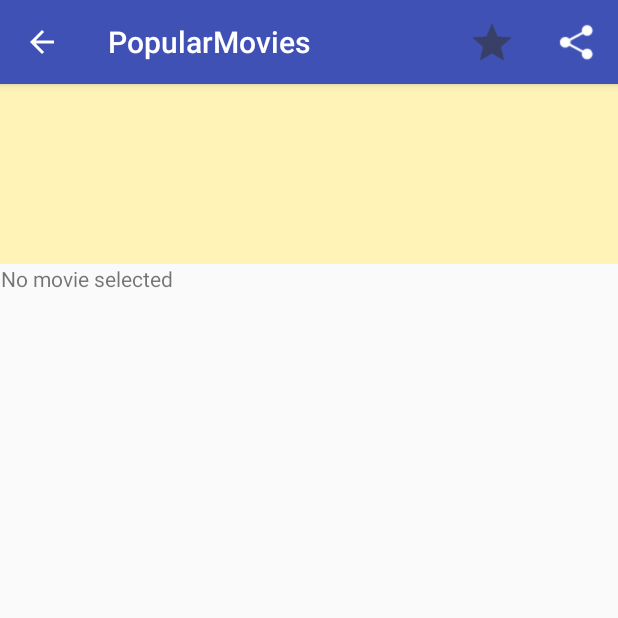
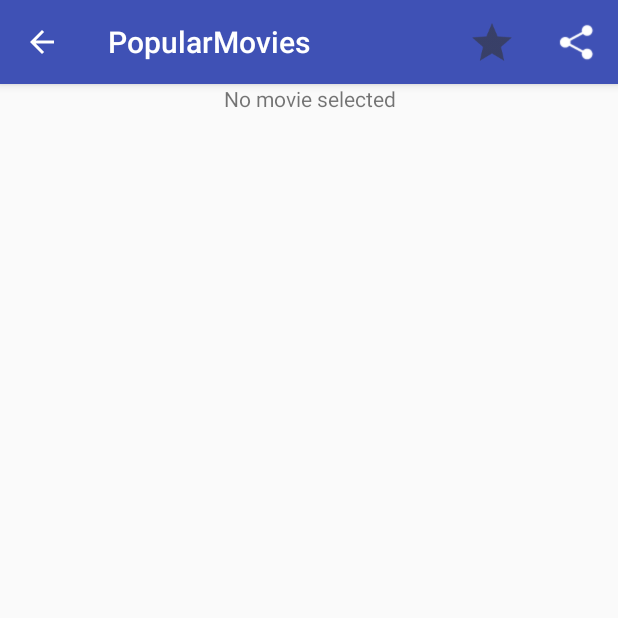
Before and after one commit to tsato1/PopularMovies, an Android app: the MovieDetailActivity screen opened directly, with no data from a screen before it, on a phone screen of 412 x 824 dp, the top half of it. Run offline under Robolectric (Android 15) with nearby library versions, the phone set to English and light mode, and no system bars; our stand-ins replace ButterKnife, Picasso; pictures from the network do not load.

Commit message:
fragment with orientation configuration works nice

```diff
--- a/app/src/main/java/com/udacity/tsato/popularmovies/GetReviewsAsync.java
+++ b/app/src/main/java/com/udacity/tsato/popularmovies/GetReviewsAsync.java
@@ -73,6 +73,7 @@ public class GetReviewsAsync extends AsyncTask<String, Void, String> {
             try {
                 jsonObject = new JSONObject(result);
                 jsonArray = jsonObject.getJSONArray(MainActivity.JSON_ENTRY_RESULTS);
+                mReviewList.clear();
 
                 for (int i = 0; i < jsonArray.length(); i++) {
                     JSONObject j = jsonArray.getJSONObject(i);
--- a/app/src/main/java/com/udacity/tsato/popularmovies/GetTrailersAsync.java
+++ b/app/src/main/java/com/udacity/tsato/popularmovies/GetTrailersAsync.java
@@ -73,6 +73,7 @@ public class GetTrailersAsync extends AsyncTask<String, Void, String> {
             try {
                 jsonObject = new JSONObject(result);
                 jsonArray = jsonObject.getJSONArray(MainActivity.JSON_ENTRY_RESULTS);
+                mTrailerList.clear();
 
                 for (int i = 0; i < jsonArray.length(); i++) {
                     JSONObject j = jsonArray.getJSONObject(i);
--- a/app/src/main/java/com/udacity/tsato/popularmovies/MainActivity.java
+++ b/app/src/main/java/com/udacity/tsato/popularmovies/MainActivity.java
@@ -3,16 +3,16 @@ package com.udacity.tsato.popularmovies;
 import android.content.res.Configuration;
 import android.os.Bundle;
 import android.os.Handler;
-import android.support.v4.view.MotionEventCompat;
 import android.support.v7.app.ActionBar;
 import android.support.v7.app.AppCompatActivity;
 import android.support.v7.widget.Toolbar;
-import android.util.Log;
 import android.view.MotionEvent;
 
 import com.squareup.leakcanary.LeakCanary;
 
 public class MainActivity extends AppCompatActivity {
+    private final static String TAG = MainActivity.class.getSimpleName();
+
     static final String API_KEY = "";
     static final String URL_MOVIES_END_POINT = "https://api.themoviedb.org/3";
     static final String URL_MOVIE_END_POINT = "https://api.themoviedb.org/3/movie";
--- a/app/src/main/java/com/udacity/tsato/popularmovies/MovieDetailActivity.java
+++ b/app/src/main/java/com/udacity/tsato/popularmovies/MovieDetailActivity.java
@@ -2,11 +2,14 @@ package com.udacity.tsato.popularmovies;
 
 import android.content.res.Configuration;
 import android.os.Bundle;
+import android.os.Handler;
 import android.support.v7.app.ActionBar;
 import android.support.v7.app.AppCompatActivity;
 import android.view.MenuItem;
+import android.view.MotionEvent;
 
 public class MovieDetailActivity extends AppCompatActivity {
+    private boolean mIsBlocked;
 
     @Override
     protected void onCreate(Bundle savedInstanceState) {
@@ -14,9 +17,7 @@ public class MovieDetailActivity extends AppCompatActivity {
         ActionBar actionBar = getSupportActionBar();
         actionBar.setDisplayHomeAsUpEnabled(true);
 
-        if ((getResources().getConfiguration().screenLayout == Configuration.SCREENLAYOUT_SIZE_LARGE
-                || getResources().getConfiguration().screenLayout == Configuration.SCREENLAYOUT_SIZE_XLARGE)
-                && getResources().getConfiguration().orientation == Configuration.ORIENTATION_LANDSCAPE) {
+        if (getResources().getConfiguration().orientation == Configuration.ORIENTATION_LANDSCAPE) {
             finish();
             return;
         }
@@ -26,7 +27,6 @@ public class MovieDetailActivity extends AppCompatActivity {
             fragment.setArguments(getIntent().getExtras());
             getFragmentManager().beginTransaction().add(android.R.id.content, fragment).commit();
         }
-
     }
 
     @Override
--- a/app/src/main/java/com/udacity/tsato/popularmovies/MovieDetailFragment.java
+++ b/app/src/main/java/com/udacity/tsato/popularmovies/MovieDetailFragment.java
@@ -4,6 +4,7 @@ import android.app.Fragment;
 import android.content.ContentUris;
 import android.content.ContentValues;
 import android.content.Intent;
+import android.content.res.Configuration;
 import android.database.Cursor;
 import android.os.Bundle;
 import android.util.Log;
@@ -17,6 +18,7 @@ import android.widget.ImageView;
 import android.widget.LinearLayout;
 import android.widget.ListView;
 import android.widget.ProgressBar;
+import android.widget.RelativeLayout;
 import android.widget.TextView;
 import android.widget.Toast;
 
@@ -30,6 +32,7 @@ import butterknife.ButterKnife;
 public class MovieDetailFragment extends Fragment {
     @Bind(R.id.txv_nothing_selected) TextView mNothingSelectedTextView;
     @Bind(R.id.lnl_movie_detail) LinearLayout mMovieDetailLinearLayout;
+    @Bind(R.id.rll_header) RelativeLayout mHeaderRelativeLayout;
     @Bind(R.id.imv_poster) ImageView mPosterImageView;
     @Bind(R.id.txv_title) TextView mTitleTextView;
     @Bind(R.id.txv_release_date) TextView mReleaseDateTextView;
@@ -103,15 +106,17 @@ public class MovieDetailFragment extends Fragment {
         mTrailerListView.setAdapter(mTrailerListAdapter);
 
         if (mMovieItem == null) {
-            Log.d("test", "movie item is null");
+            //Log.d("test", "movie item is null");
             mMovieDetailLinearLayout.setVisibility(View.GONE);
             mNothingSelectedTextView.setVisibility(View.VISIBLE);
+            mHeaderRelativeLayout.setVisibility(View.GONE);
         } else {
             mMovieDetailLinearLayout.setVisibility(View.VISIBLE);
             mNothingSelectedTextView.setVisibility(View.GONE);
+            mHeaderRelativeLayout.setVisibility(View.VISIBLE);
 
             if (mPageCode != MovieListFragment.CODE_FAVORITE) {
-                Picasso.with(getActivity()).load(MainActivity.URL_IMG_BASE + "w342/" + mMovieItem.poster).into(mPosterImageView);
+                Picasso.with(getActivity()).load(MainActivity.URL_IMG_BASE + "w185/" + mMovieItem.poster).into(mPosterImageView);
                 new GetTrailersAsync(getActivity(), mTrailerList, mTrailerListAdapter, mTrailerListView, mTrailerProgressBar).execute(MainActivity.URL_MOVIE_END_POINT + "/" + mMovieItem.movie_id + MainActivity.FUNC_VIDEOS);
                 new GetReviewsAsync(getActivity(), mReviewList, mReviewListAdapter, mReviewListView, mReviewProgressBar).execute(MainActivity.URL_MOVIE_END_POINT + "/" + mMovieItem.movie_id + MainActivity.FUNC_REVIEWS);
             } else {
@@ -145,7 +150,6 @@ public class MovieDetailFragment extends Fragment {
             Utility.setListViewHeightBasedOnChildren(mReviewListAdapter, mReviewListView);
             mTrailerListAdapter.notifyDataSetChanged();
             Utility.setListViewHeightBasedOnChildren(mTrailerListAdapter, mTrailerListView);
-        }
 
             mIsFavorite = false;
             Cursor c = getActivity().getContentResolver().query(DBContentProvider.Movie.TABLE_MOVIES.contentUri, null, null, null, null);
@@ -160,6 +164,7 @@ public class MovieDetailFragment extends Fragment {
                 } while (c.moveToNext());
             }
             c.close();
+        }
     }
 
     @Override
--- a/app/src/main/res/layout-large-land/content_main.xml
+++ b/app/src/main/res/layout-large-land/content_main.xml
@@ -2,7 +2,8 @@
 <LinearLayout xmlns:android="http://schemas.android.com/apk/res/android"
     android:orientation="horizontal"
     android:layout_width="match_parent"
-    android:layout_height="match_parent">
+    android:layout_height="match_parent"
+    android:layout_marginTop="?attr/actionBarSize">
 
     <fragment
         class="com.udacity.tsato.popularmovies.MovieListFragment"
--- a/app/src/main/res/layout/content_main.xml
+++ b/app/src/main/res/layout/content_main.xml
@@ -2,7 +2,8 @@
 <LinearLayout xmlns:android="http://schemas.android.com/apk/res/android"
     android:orientation="vertical"
     android:layout_width="match_parent"
-    android:layout_height="match_parent">
+    android:layout_height="match_parent"
+    android:layout_marginTop="?attr/actionBarSize">
 
     <fragment
         class="com.udacity.tsato.popularmovies.MovieListFragment"
--- a/app/src/main/res/layout/fragment_movie_detail.xml
+++ b/app/src/main/res/layout/fragment_movie_detail.xml
@@ -2,12 +2,12 @@
 <ScrollView xmlns:android="http://schemas.android.com/apk/res/android"
     android:layout_width="match_parent"
     android:layout_height="wrap_content">
-    <LinearLayout
-        android:orientation="vertical"
+    <RelativeLayout
         android:layout_width="match_parent"
         android:layout_height="match_parent">
 
         <RelativeLayout
+            android:id="@+id/rll_header"
             android:layout_width="match_parent"
             android:layout_height="120dp"
             android:background="@color/colorBackgroundYellow">
@@ -23,9 +23,10 @@
 
         <TextView
             android:id="@+id/txv_nothing_selected"
-            android:layout_width="wrap_content"
+            android:layout_width="match_parent"
             android:layout_height="wrap_content"
             android:gravity="center"
+            android:layout_centerInParent="true"
             android:text="@string/info_nothing_selected"
             android:visibility="gone"/>
 
@@ -36,11 +37,12 @@
             android:layout_height="match_parent"
             android:paddingLeft="@dimen/activity_horizontal_margin"
             android:paddingRight="@dimen/activity_horizontal_margin"
-            android:paddingTop="@dimen/activity_vertical_margin">
+            android:paddingTop="120dp">
             <LinearLayout
                 android:orientation="horizontal"
                 android:layout_width="match_parent"
                 android:layout_height="wrap_content"
+                android:paddingTop="@dimen/activity_horizontal_margin"
                 android:paddingBottom="@dimen/activity_horizontal_margin">
                 <ImageView
                     android:id="@+id/imv_poster"
@@ -90,7 +92,8 @@
             <ListView
                 android:id="@+id/lsv_trailers"
                 android:layout_width="match_parent"
-                android:layout_height="wrap_content"/>
+                android:layout_height="wrap_content"
+                android:minHeight="50dp"/>
             <View style="@style/SeparatorView"/>
             <TextView
                 android:layout_width="wrap_content"
@@ -105,7 +108,8 @@
             <ListView
                 android:id="@+id/lsv_reviews"
                 android:layout_width="match_parent"
-                android:layout_height="wrap_content"/>
+                android:layout_height="wrap_content"
+                android:minHeight="50dp"/>
         </LinearLayout>
-    </LinearLayout>
+    </RelativeLayout>
 </ScrollView>
--- a/app/src/main/res/layout/item_review_list.xml
+++ b/app/src/main/res/layout/item_review_list.xml
@@ -3,6 +3,7 @@
     android:orientation="vertical"
     android:layout_width="match_parent"
     android:layout_height="match_parent"
+    android:minHeight="50dp"
     android:paddingBottom="@dimen/detail_padding_btw_items"
     android:paddingTop="@dimen/detail_padding_btw_items">
 
--- a/build.gradle
+++ b/build.gradle
@@ -5,7 +5,7 @@ buildscript {
         jcenter()
     }
     dependencies {
-        classpath 'com.android.tools.build:gradle:1.5.0'
+        classpath 'com.android.tools.build:gradle:2.0.0-alpha9'
 
         // NOTE: Do not place your application dependencies here; they belong
         // in the individual module build.gradle files
```
Also changed, not shown: app/src/main/AndroidManifest.xml (+5 -3 lines), app/src/main/java/com/udacity/tsato/popularmovies/MovieListFragment.java (+4 -46 lines), app/src/main/res/layout/activity_detail.xml (added, +19 -0 lines), gradle/wrapper/gradle-wrapper.properties, 1 other file. Lines whose indentation alone changed are shown as unchanged.
